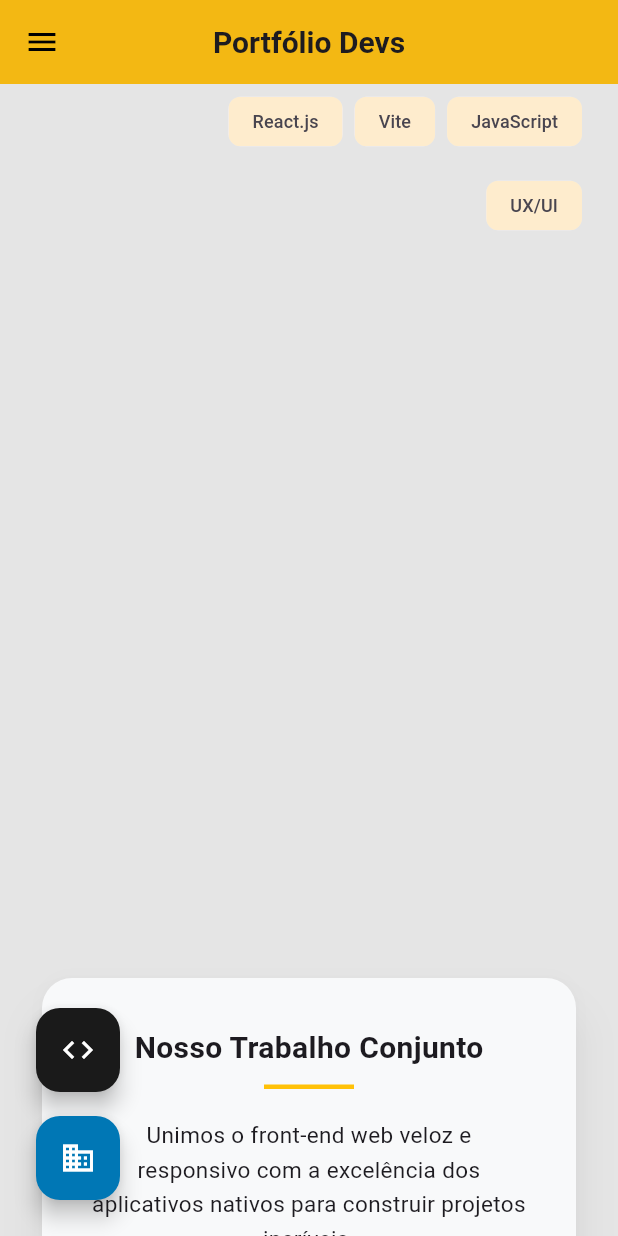
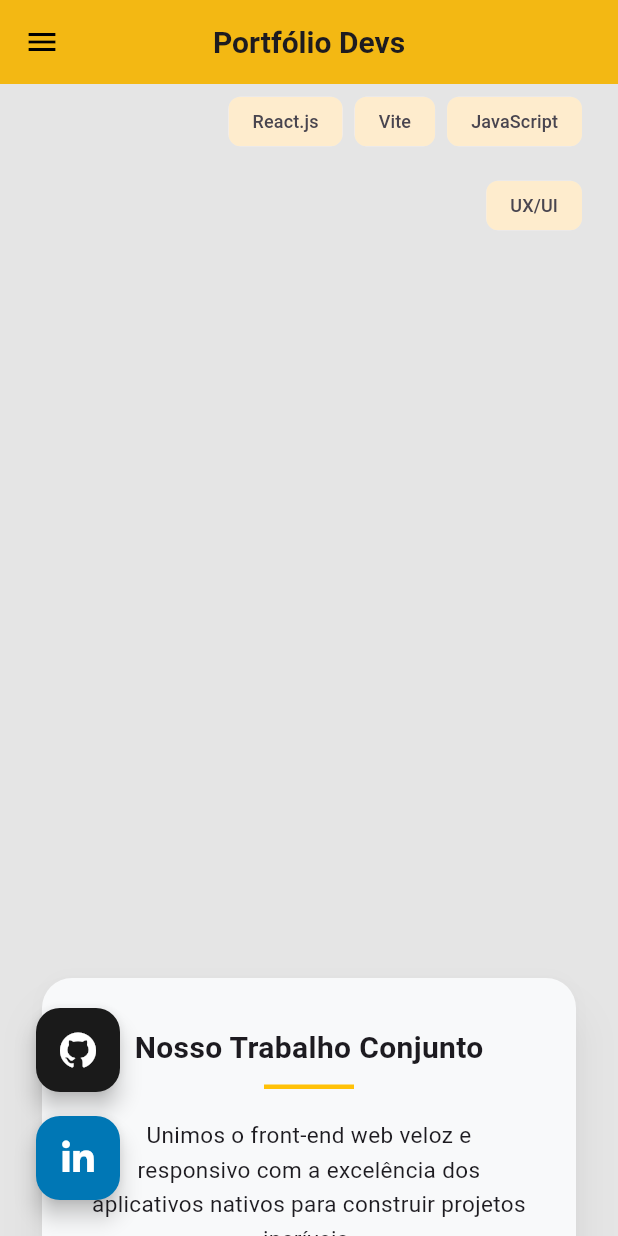
Before and after one commit to agr3w/portfolio_mobile_flutter, a Flutter app: the screen it shows after launch, scrolled down 1152 dp, on a phone screen of 412 x 824 dp. Run offline on Flutter 3.47's test engine with Material 3 defaults, Android fonts, the phone set to English and light mode, and no system bars; our stand-ins replace font_awesome_flutter; network calls fail.

Commit message:
Adicionar dependência do Font Awesome e substituir ícones no botão flutuante por ícones do Font Awesome

```diff
--- a/lib/main.dart
+++ b/lib/main.dart
@@ -1,4 +1,5 @@
 import 'package:flutter/material.dart';
+import 'package:font_awesome_flutter/font_awesome_flutter.dart';
 
 void main() {
   runApp(const MeuPortfolioApp());
@@ -136,14 +137,14 @@ class _PortfolioPageState extends State<PortfolioPage> {
                       heroTag: 'github_btn',
                       onPressed: () {},
                       backgroundColor: const Color(0xFF1A1A1A),
-                      child: const Icon(Icons.code, color: Colors.white),
+                      child: const FaIcon(FontAwesomeIcons.github, color: Colors.white),
                     ),
                     const SizedBox(height: 16),
                     FloatingActionButton(
                       heroTag: 'linkedin_btn',
                       onPressed: () {},
                       backgroundColor: const Color(0xFF0077B5),
-                      child: const Icon(Icons.business, color: Colors.white),
+                      child: const FaIcon(FontAwesomeIcons.linkedinIn, color: Colors.white),
                     ),
                   ],
                 ),
--- a/pubspec.yaml
+++ b/pubspec.yaml
@@ -9,6 +9,7 @@ environment:
 dependencies:
   flutter:
     sdk: flutter
+  font_awesome_flutter: ^11.0.0
 
 dev_dependencies:
   flutter_test:
```
Also changed, not shown: pubspec.lock.
